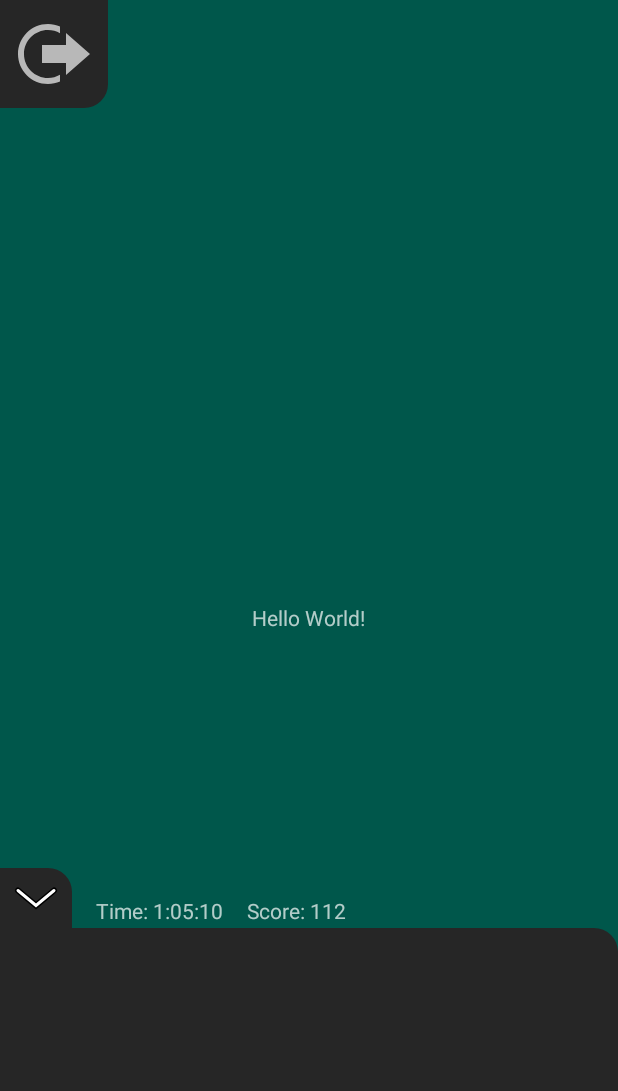
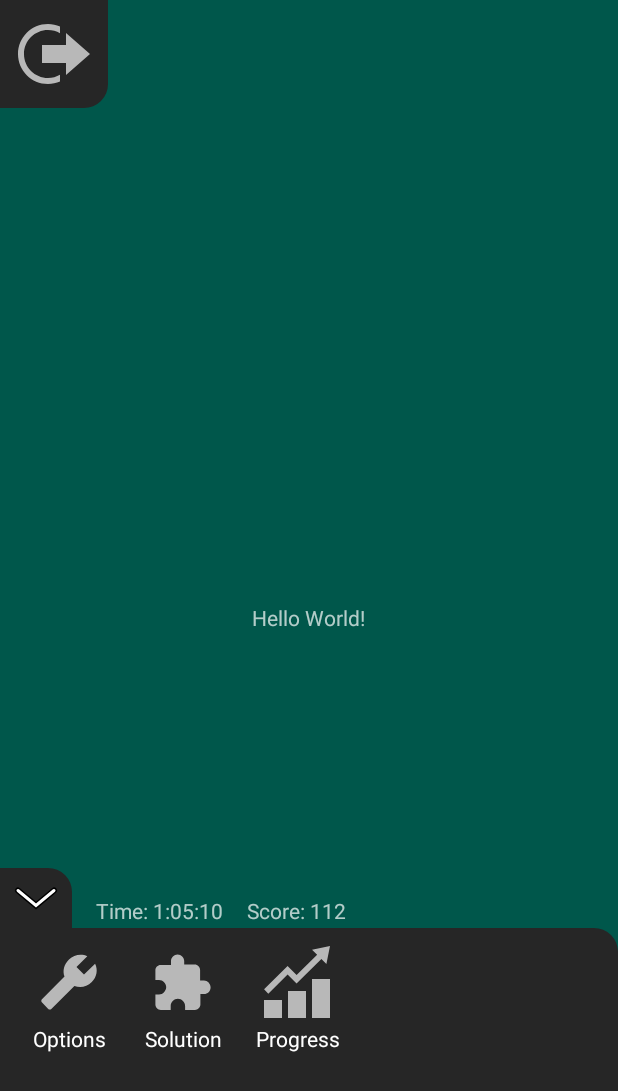
Before and after one commit to arsenioo/BottomSheetMenuExample, an Android app: the screen it shows after launch (MainActivity), after a tap on an icon or button, on a phone screen of 412 x 824 dp. Shown: the top 1091 px of the screen. Run offline under Robolectric (Android 15) with nearby library versions, the phone set to English and light mode, and no system bars; our stand-ins replace FlexboxLayout.

Commit message:
Flexbox autosize is back

```diff
--- a/app/src/main/java/com/example/bottomsheetmenuexample/BottomSheetMenu.java
+++ b/app/src/main/java/com/example/bottomsheetmenuexample/BottomSheetMenu.java
@@ -45,6 +45,7 @@ public class BottomSheetMenu {
 
         bottomSheetBehavior.setBottomSheetCallback(bottomSheetCallback);
         persistentMenuView.addOnLayoutChangeListener(layoutChangeListener);
+        hide();
     }
 
     float getSlideProgress() {
--- a/app/src/main/java/com/example/bottomsheetmenuexample/MainActivity.java
+++ b/app/src/main/java/com/example/bottomsheetmenuexample/MainActivity.java
@@ -1,14 +1,18 @@
 package com.example.bottomsheetmenuexample;
 
 import android.os.Bundle;
+import android.util.Log;
 import android.view.View;
 import android.view.ViewGroup;
+import android.widget.LinearLayout;
 import android.widget.Toast;
 
 import androidx.appcompat.app.AppCompatActivity;
 import androidx.appcompat.app.AppCompatDelegate;
 
 import com.google.android.flexbox.FlexboxLayout;
+
+import static android.view.ViewGroup.LayoutParams.MATCH_PARENT;
 
 public class MainActivity extends AppCompatActivity {
 
@@ -21,29 +25,9 @@ public class MainActivity extends AppCompatActivity {
         super.onCreate(savedInstanceState);
         setContentView(R.layout.activity_main);
         rootLayout = findViewById(R.id.rootLayout);
-        final FlexboxLayout persistentMenuView = rootLayout.findViewById(R.id.buttonsFlex);
-
-        final View.OnLayoutChangeListener layoutChangeListener = new View.OnLayoutChangeListener() {
-            @Override
-            public void onLayoutChange(View view, int left, int top, int right, int bottom,
-                                       int oldLeft, int oldTop, int oldRight, int oldBottom) {
-
-                if (left == oldLeft && right == oldRight && top == oldTop && bottom == oldBottom) return;
-
-                final boolean newWrap = rootLayout.getWidth() <= rootLayout.getHeight();
-                final View viewToWrap = persistentMenuView.getChildAt((persistentMenuView.getChildCount() + 1) / 2);
-                final FlexboxLayout.LayoutParams lp = (FlexboxLayout.LayoutParams)viewToWrap.getLayoutParams();
-                if (lp.isWrapBefore() == newWrap) return;
-                lp.setWrapBefore(newWrap);
-                viewToWrap.setLayoutParams(lp);
-                viewToWrap.requestLayout();
-            }
-        };
-
-        rootLayout.addOnLayoutChangeListener(layoutChangeListener);
 
         // Create menu, initialize with defaults
-        mMenu = new CustomMenuV3(this, rootLayout, persistentMenuView);
+        mMenu = new CustomMenuV3(this, rootLayout, rootLayout.findViewById(R.id.buttonsFlex));
         mMenu.setGripButtonEnabled(true);        // Synchronize with xml layout initial state
         mMenu.setLeftHandled(true);
     }
--- a/app/src/main/res/layout/activity_main.xml
+++ b/app/src/main/res/layout/activity_main.xml
@@ -6,6 +6,7 @@
     android:layout_height="match_parent"
     android:fitsSystemWindows="true"
     android:id="@+id/rootLayout"
+    android:saveEnabled="false"
     android:background="@color/colorPrimaryDark">
 
     <TextView
@@ -17,6 +18,7 @@
     <!--Exit button-->
     <FrameLayout
         android:id="@+id/exitButton"
+        android:saveEnabled="false"
         android:visibility="invisible"
         android:layout_width="wrap_content"
         android:layout_height="wrap_content"
@@ -26,6 +28,7 @@
         <androidx.appcompat.widget.AppCompatImageButton
             style="@style/Widget.AppCompat.Button.Borderless"
             android:id="@+id/exitButImage"
+            android:saveEnabled="false"
             android:layout_width="wrap_content"
             android:layout_height="wrap_content"
             android:padding="12dp"
@@ -34,16 +37,20 @@
             app:srcCompat="@drawable/ic_menu_quit"
             />
     </FrameLayout>
+
+    <!--Menu sheet-->
     <RelativeLayout
         android:layout_width="wrap_content"
         android:layout_height="wrap_content"
         android:id="@+id/menuLayout"
+        android:saveEnabled="false"
         app:behavior_hideable="false"
-        app:behavior_peekHeight="60dp"
+        app:behavior_peekHeight="200dp"
         app:layout_behavior="com.google.android.material.bottomsheet.BottomSheetBehavior">
-        <!--Top part, bird button and labels-->
+        <!--Peak part: grip button and labels-->
         <com.example.bottomsheetmenuexample.DynamicArrowView
             android:id="@+id/gripButton"
+            android:saveEnabled="false"
             android:layout_width="48dp"
             android:layout_height="40dp"
             android:layout_alignParentLeft="true"
@@ -60,6 +67,7 @@
             app:outerScaleFactor="2.0" />
         <TextView
             android:id="@+id/timeLabelView"
+            android:saveEnabled="false"
             android:layout_width="wrap_content"
             android:layout_height="wrap_content"
             android:layout_marginLeft="16dp"
@@ -71,6 +79,7 @@
             android:text="Time: 1:05:10"/>
         <TextView
             android:id="@+id/scoresLabelView"
+            android:saveEnabled="false"
             android:layout_width="wrap_content"
             android:layout_height="wrap_content"
             android:layout_marginLeft="16dp"
@@ -91,43 +100,58 @@
             android:background="@drawable/bg_top_right_rounded"
             android:padding="@dimen/abc_dialog_list_padding_bottom_no_buttons"
             app:flexWrap="wrap"
-            app:alignItems="center"
+            app:alignItems="flex_start"
             app:alignContent="flex_start">
             <com.example.bottomsheetmenuexample.ButtonVectorDrawableCompat
                 android:id="@+id/menuButton1"
                 style="@style/MenuButton"
                 app:drawableTopCompat="@drawable/ic_menu_deal"
                 android:text="@string/new_g"
+                app:layout_flexGrow="3"
+                app:layout_minWidth="76dp"
                 android:onClick="onFirstButtonClick"/>
             <com.example.bottomsheetmenuexample.ButtonVectorDrawableCompat
                 android:id="@+id/menuButton2"
                 style="@style/MenuButton"
                 app:drawableTopCompat="@drawable/ic_menu_undo"
                 android:text="@string/undo"
+                app:layout_flexGrow="3"
+                app:layout_minWidth="76dp"
                 android:onClick="onSecondButtonClick"/>
             <com.example.bottomsheetmenuexample.ButtonVectorDrawableCompat
                 android:id="@+id/menuButton3"
                 style="@style/MenuButton"
                 app:drawableTopCompat="@drawable/ic_menu_battery_base"
+                app:layout_flexGrow="3"
+                app:layout_minWidth="76dp"
                 android:onClick="onThirdButtonClick"/>
+            <LinearLayout
+                android:layout_width="wrap_content"
+                android:layout_height="wrap_content"
+                android:gravity="top"
+                app:layout_flexGrow="1.0">
                 <com.example.bottomsheetmenuexample.ButtonVectorDrawableCompat
                     android:id="@+id/menuButton4"
+                    android:layout_weight="1"
                     style="@style/MenuButton"
                     app:drawableTopCompat="@drawable/ic_menu_settings"
                     android:text="@string/options"
                     android:onClick="onFourthButtonClick"/>
                 <com.example.bottomsheetmenuexample.ButtonVectorDrawableCompat
                     android:id="@+id/menuButton5"
+                    android:layout_weight="1"
                     style="@style/MenuButton"
                     app:drawableTopCompat="@drawable/ic_menu_solution"
                     android:text="@string/solution"
                     android:onClick="onFifthButtonClick"/>
                 <com.example.bottomsheetmenuexample.ButtonVectorDrawableCompat
                     android:id="@+id/menuButton6"
+                    android:layout_weight="1"
                     style="@style/MenuButton"
                     app:drawableTopCompat="@drawable/ic_menu_progress"
                     android:text="@string/graph_progress"
                     android:onClick="onSixthButtonClick"/>
-        </com.google.android.flexbox.FlexboxLayout>
+            </LinearLayout>
+        </com.google.android.flexbox.FlexboxLayout>>
     </RelativeLayout>
 </androidx.coordinatorlayout.widget.CoordinatorLayout>
--- a/app/src/main/res/values/styles.xml
+++ b/app/src/main/res/values/styles.xml
@@ -22,10 +22,11 @@
     </style>
 
     <style name="MenuButton">
-        <item name="android:minWidth">0dp</item>
+        <item name="android:saveEnabled">false</item>
+        <item name="android:minWidth">76dp</item>
         <item name="android:layout_width">0dp</item>
         <item name="android:layout_height">wrap_content</item>
-        <item name="android:gravity">center</item>
+        <item name="android:gravity">top|center_horizontal</item>
         <item name="android:paddingTop">4dp</item>
         <item name="android:paddingLeft">8dp</item>
         <item name="android:paddingRight">8dp</item>
@@ -34,7 +35,6 @@
         <item name="android:clickable">true</item>
         <item name="android:focusableInTouchMode">false</item>
         <item name="android:focusable">true</item>
-        <item name="layout_flexGrow">1.0</item>
         <item name="android:background">?selectableItemBackground</item>
         <item name="android:textAppearance">@style/TextAppearance.AppCompat.Medium</item>
         <item name="android:textAllCaps">false</item>
```
Lines whose indentation alone changed are shown as unchanged.
